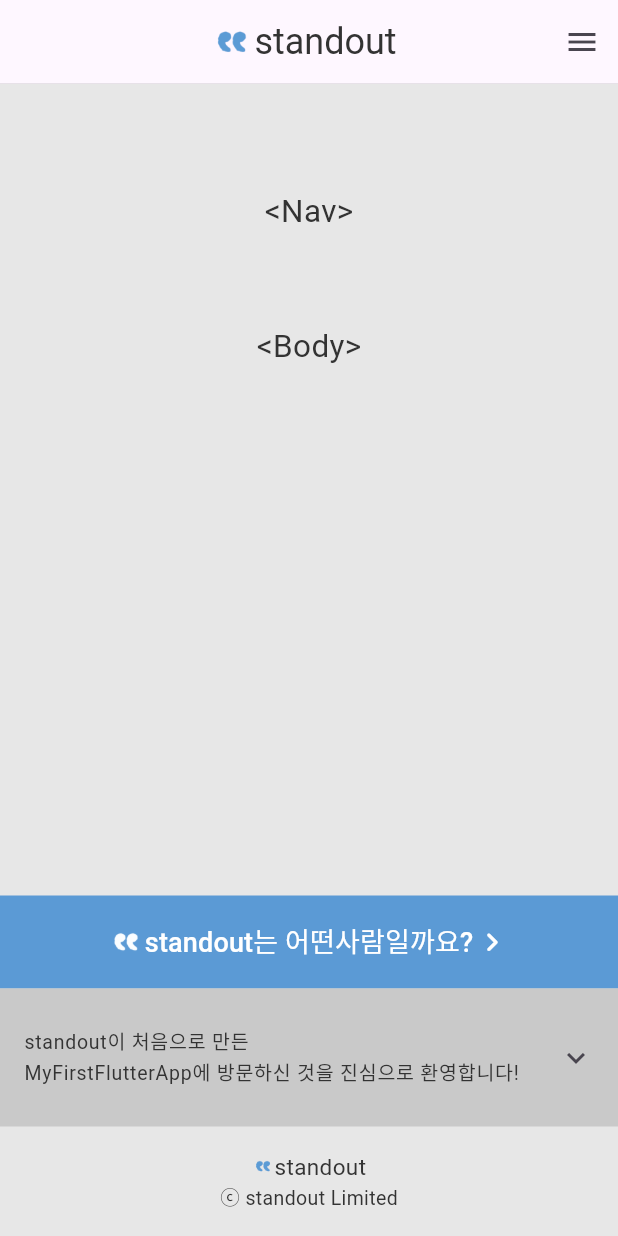
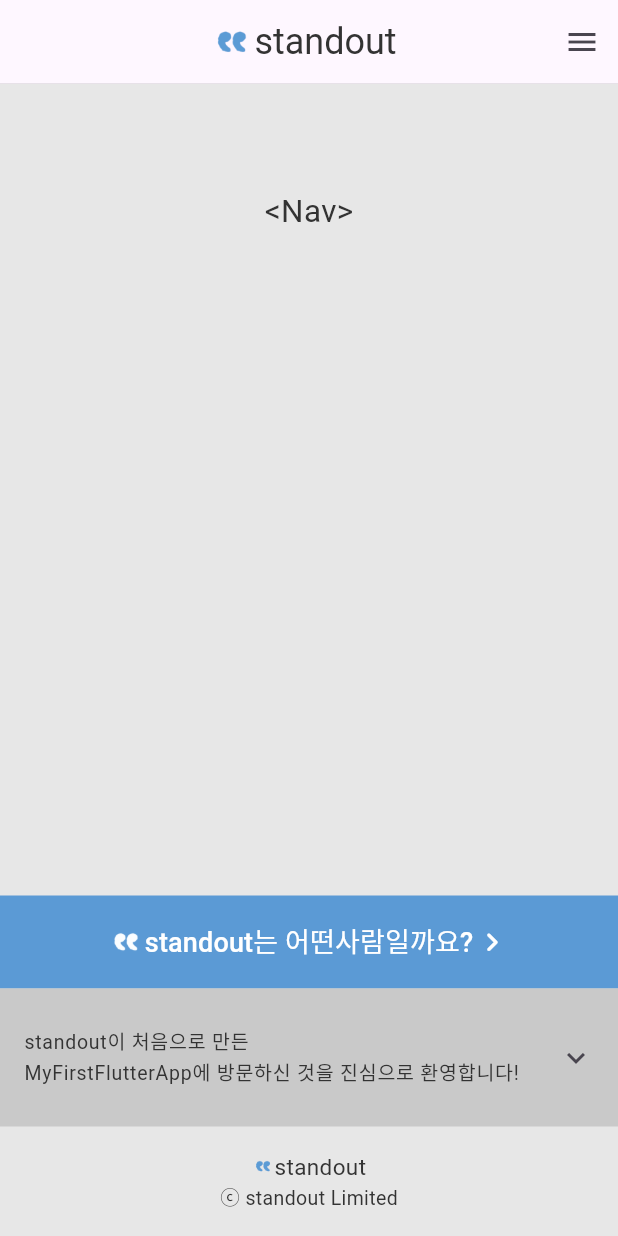
Before and after one commit to StandOut-0/Study-MyFirstFlutterApp, a Flutter app: the screen it shows after launch, on a phone screen of 412 x 824 dp. Run offline on Flutter 3.47's test engine with Material 3 defaults, Android fonts, the phone set to English and light mode, and no system bars; our stand-ins replace fluttertoast; Roboto replaces fonts that are missing (Pretendard).

Commit message:
페이지 전환 세팅

```diff
--- a/myfirstflutterapp/lib/base/widgets/drawerSlide.dart
+++ b/myfirstflutterapp/lib/base/widgets/drawerSlide.dart
@@ -20,7 +20,7 @@ class DrawerSlide extends StatelessWidget {
             child: Logo(logoAlign: MainAxisAlignment.start)),
         ListTile(
           title: Text("First"),
-          onTap: () => Navigator.pop(context),
+          onTap: () => Navigator.pushNamed(context, '/first'),
         ),
         ListTile(
           title: Text("Second"),
--- a/myfirstflutterapp/lib/base/widgets/layout.dart
+++ b/myfirstflutterapp/lib/base/widgets/layout.dart
@@ -1,27 +1,33 @@
 import 'package:flutter/material.dart';
 import 'package:myfirstflutterapp/base/res/media/logo.dart';
-import 'package:myfirstflutterapp/base/widgets/body.dart';
 import 'package:myfirstflutterapp/base/widgets/drawerSlide.dart';
 import 'package:myfirstflutterapp/base/widgets/footer.dart';
 import 'package:myfirstflutterapp/base/widgets/nav.dart';
 
 class Layout extends StatelessWidget {
-  const Layout({super.key});
+  final Widget? pageName;
+  const Layout({super.key, this.pageName});
 
   @override
   Widget build(BuildContext context) {
     return Scaffold(
       appBar: AppBar(
-        title: Transform.translate(
-          offset: Offset(20, 0), // X축으로 20 픽셀 이동
-          child: Logo(logoAlign: MainAxisAlignment.center),
+        title: GestureDetector(
+          onTap: () {
+            Navigator.pushNamed(context, '/');
+          },
+          child: Transform.translate(
+            offset: Offset(20, 0), // X축으로 20 픽셀 이동
+            child: Logo(logoAlign: MainAxisAlignment.center),
+          ),
         ),
+        automaticallyImplyLeading: false,
       ),
       endDrawer: DrawerSlide(),
       body: Column(crossAxisAlignment: CrossAxisAlignment.start, children: [
         Nav(),
         SizedBox(height: 50),
-        Body(),
+        if (pageName != null) pageName!,
         SizedBox(height: 50),
         Spacer(),
         Footer(),
--- a/myfirstflutterapp/lib/main.dart
+++ b/myfirstflutterapp/lib/main.dart
@@ -1,5 +1,6 @@
 import 'package:flutter/material.dart';
 import 'package:myfirstflutterapp/base/res/style/appStyle.dart';
+import 'package:myfirstflutterapp/base/widgets/body.dart';
 import 'package:myfirstflutterapp/base/widgets/layout.dart';
 
 void main() => runApp(MyFirstFlutterApp());
@@ -22,6 +23,7 @@ class MyFirstFlutterApp extends StatelessWidget {
         initialRoute: '/',
         routes: {
           '/': (context) => Layout(),
+          '/first': (context) => Layout(pageName: Body()),
         });
   }
 }
```
